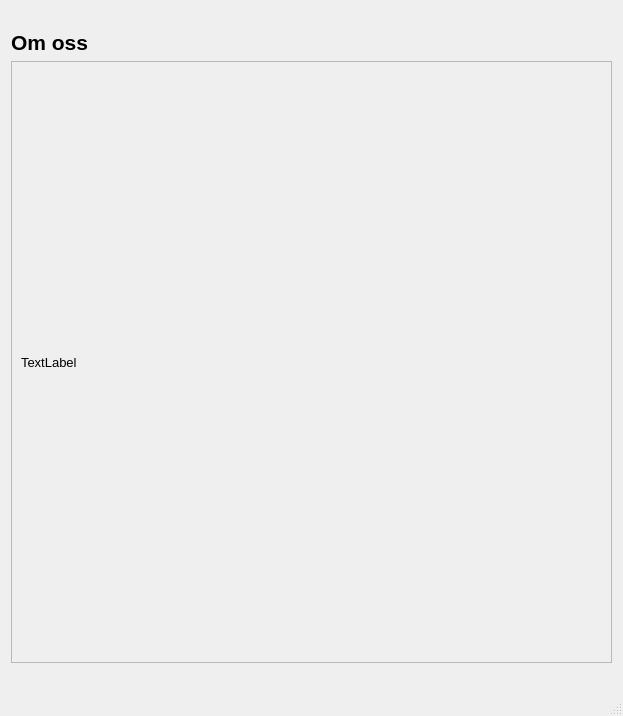
Above: src/about.ui from jegerud/Sciprog2020project before the change. Below: the same form after it.
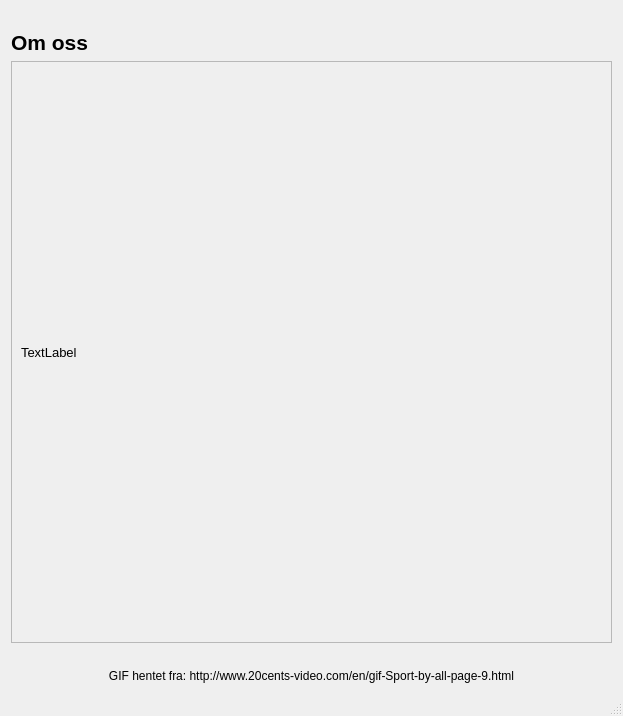
That is the form after the change.

Commit message: Link til GIF

Patch:
```diff
--- a/src/about.ui
+++ b/src/about.ui
@@ -52,7 +52,7 @@
          <x>0</x>
          <y>0</y>
          <width>599</width>
-         <height>598</height>
+         <height>577</height>
         </rect>
        </property>
        <layout class="QVBoxLayout" name="verticalLayout_2">
@@ -82,6 +82,27 @@
       </property>
      </widget>
     </item>
+    <item>
+     <widget class="QLabel" name="hyperlink">
+      <property name="font">
+       <font>
+        <pointsize>9</pointsize>
+       </font>
+      </property>
+      <property name="text">
+       <string>GIF hentet fra: http://www.20cents-video.com/en/gif-Sport-by-all-page-9.html</string>
+      </property>
+      <property name="textFormat">
+       <enum>Qt::PlainText</enum>
+      </property>
+      <property name="alignment">
+       <set>Qt::AlignCenter</set>
+      </property>
+      <property name="openExternalLinks">
+       <bool>true</bool>
+      </property>
+     </widget>
+    </item>
    </layout>
   </widget>
   <widget class="QStatusBar" name="statusbar"/>
```
